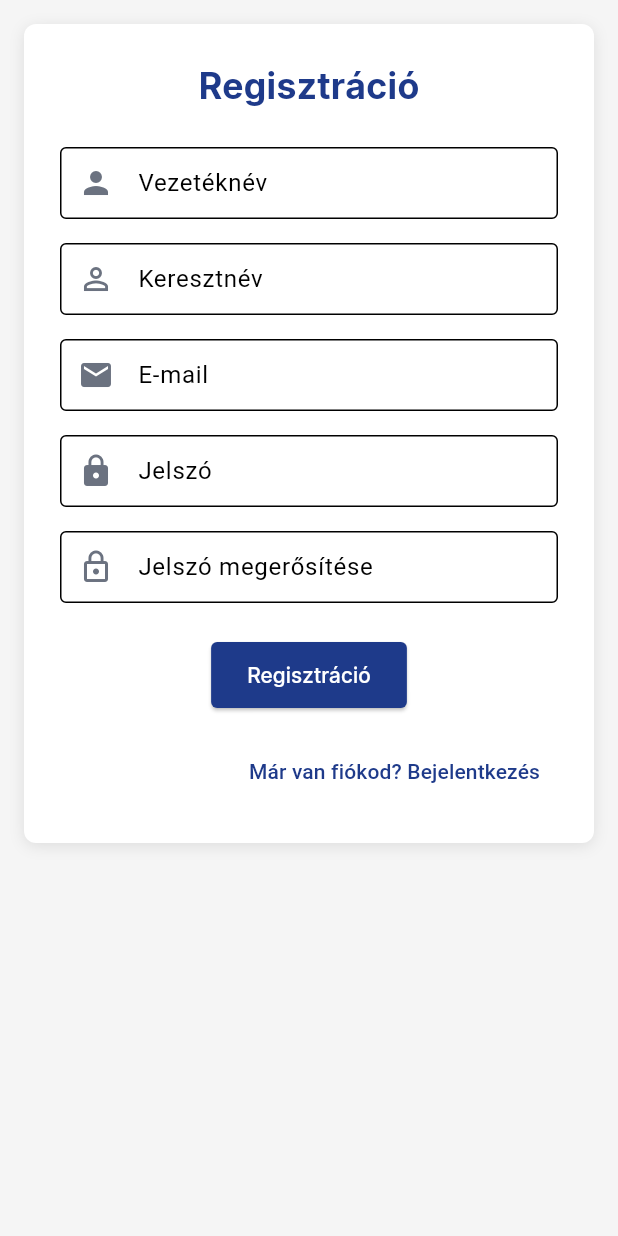
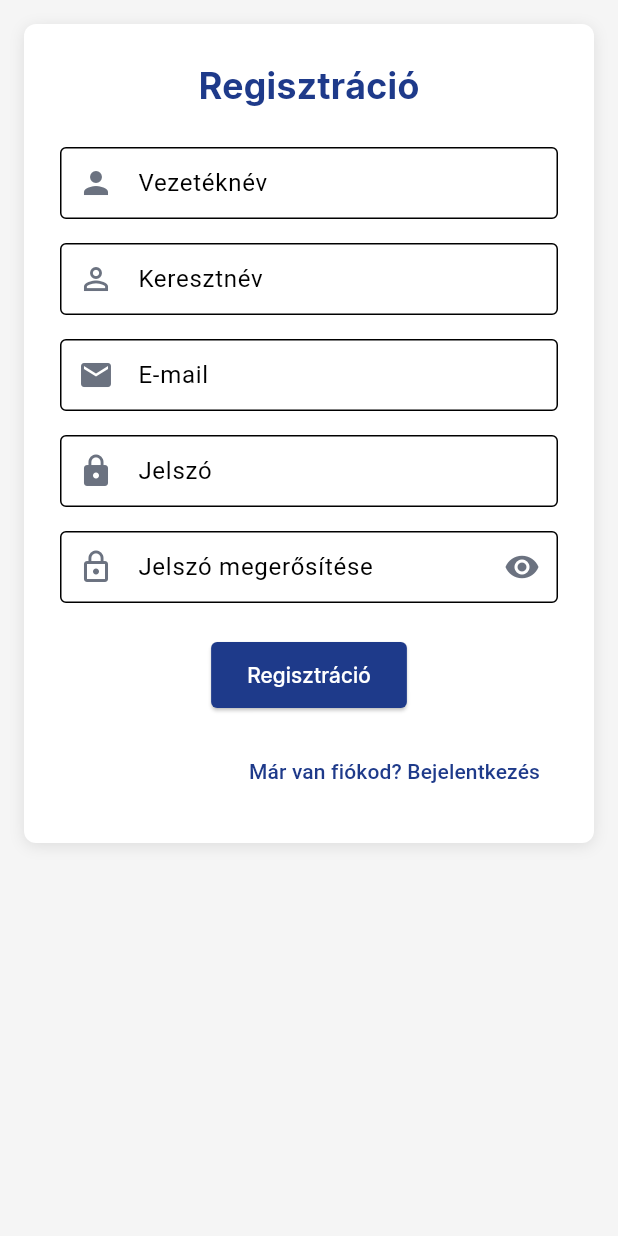
Before and after one commit to TattilaNinox/LomeduUserWeb, a Flutter app: the screen it shows after launch, after a tap on "Bejelentkezés", after a tap on "Regisztráció", on a phone screen of 412 x 824 dp. Run offline on Flutter 3.47's test engine with Material 3 defaults, Android fonts, the phone set to English and light mode, and no system bars; our stand-ins replace audioplayers, cloud_firestore, cloud_functions, device_info_plus, firebase_auth, firebase_core and 10 more; missing offline and left inert: base32, dart:js, dart:ui_web, excel, file_selector, otp; accounts and stored records are empty; network calls fail.

Commit message:
feat: Add eye icon toggles for password visibility in login and registration screens

```diff
--- a/lib/screens/login_screen.dart
+++ b/lib/screens/login_screen.dart
@@ -24,6 +24,7 @@ class LoginScreenState extends State<LoginScreen> {
   // a mezők tartalma.
   final _emailController = TextEditingController();
   final _passwordController = TextEditingController();
+  bool _passwordVisible = false;
 
   // Magyar Firebase Auth hibaüzenetek
   static const Map<String, String> _firebaseErrorHu = {
@@ -200,7 +201,8 @@ class LoginScreenState extends State<LoginScreen> {
                     // Jelszó beviteli mező
                     TextField(
                       controller: _passwordController,
-                      obscureText: true, // Elrejti a beírt karaktereket
+                      obscureText:
+                          !_passwordVisible, // Elrejti a beírt karaktereket
                       decoration: InputDecoration(
                         labelText: 'Jelszó',
                         border: OutlineInputBorder(
@@ -210,6 +212,19 @@ class LoginScreenState extends State<LoginScreen> {
                         ),
                         prefixIcon:
                             const Icon(Icons.lock, color: Color(0xFF6B7280)),
+                        suffixIcon: IconButton(
+                          icon: Icon(
+                            _passwordVisible
+                                ? Icons.visibility_off
+                                : Icons.visibility,
+                            color: const Color(0xFF6B7280),
+                          ),
+                          onPressed: () {
+                            setState(() {
+                              _passwordVisible = !_passwordVisible;
+                            });
+                          },
+                        ),
                       ),
                       autofillHints: const [AutofillHints.password],
                     ),
--- a/lib/screens/registration_screen.dart
+++ b/lib/screens/registration_screen.dart
@@ -18,6 +18,7 @@ class _RegistrationScreenState extends State<RegistrationScreen> {
   final _emailController = TextEditingController();
   final _passwordController = TextEditingController();
   final _confirmPasswordController = TextEditingController();
+  bool _passwordsVisible = false;
   String? _errorMessage;
   bool _isLoading = false;
 
@@ -263,7 +264,7 @@ class _RegistrationScreenState extends State<RegistrationScreen> {
                     const SizedBox(height: 16),
                     TextField(
                       controller: _passwordController,
-                      obscureText: true,
+                      obscureText: !_passwordsVisible,
                       decoration: InputDecoration(
                         labelText: 'Jelszó',
                         border: OutlineInputBorder(
@@ -279,7 +280,7 @@ class _RegistrationScreenState extends State<RegistrationScreen> {
                     const SizedBox(height: 16),
                     TextField(
                       controller: _confirmPasswordController,
-                      obscureText: true,
+                      obscureText: !_passwordsVisible,
                       decoration: InputDecoration(
                         labelText: 'Jelszó megerősítése',
                         border: OutlineInputBorder(
@@ -289,6 +290,19 @@ class _RegistrationScreenState extends State<RegistrationScreen> {
                         ),
                         prefixIcon: const Icon(Icons.lock_outline,
                             color: Color(0xFF6B7280)),
+                        suffixIcon: IconButton(
+                          icon: Icon(
+                            _passwordsVisible
+                                ? Icons.visibility_off
+                                : Icons.visibility,
+                            color: const Color(0xFF6B7280),
+                          ),
+                          onPressed: () {
+                            setState(() {
+                              _passwordsVisible = !_passwordsVisible;
+                            });
+                          },
+                        ),
                       ),
                       autofillHints: const [AutofillHints.newPassword],
                     ),
```
